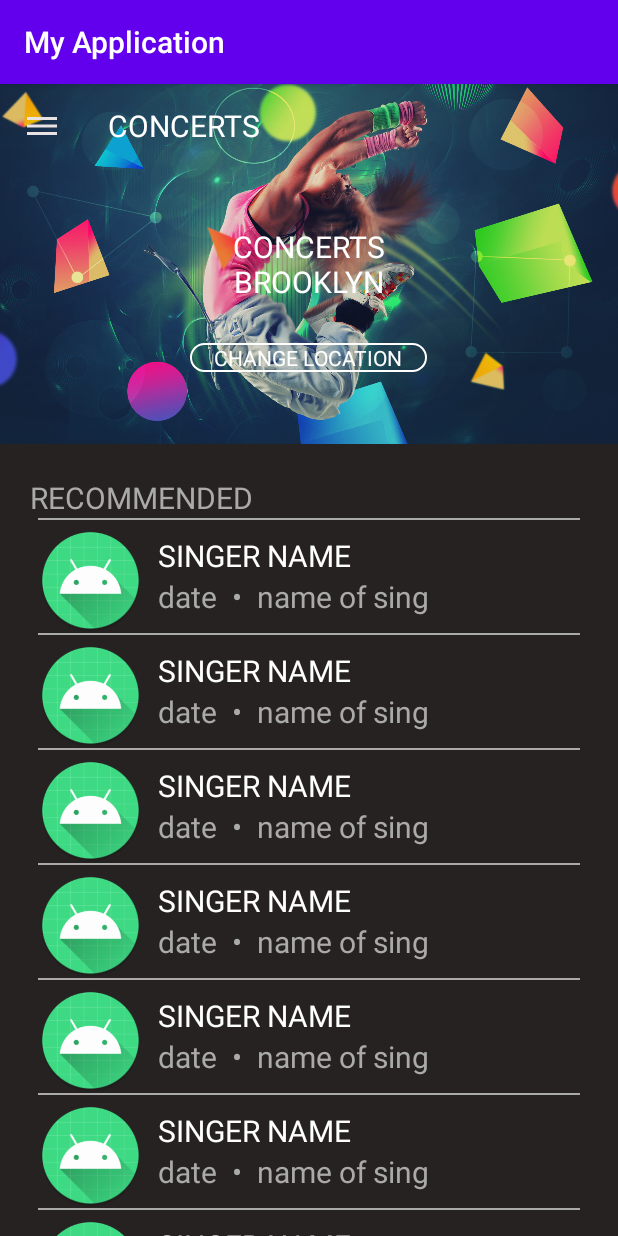
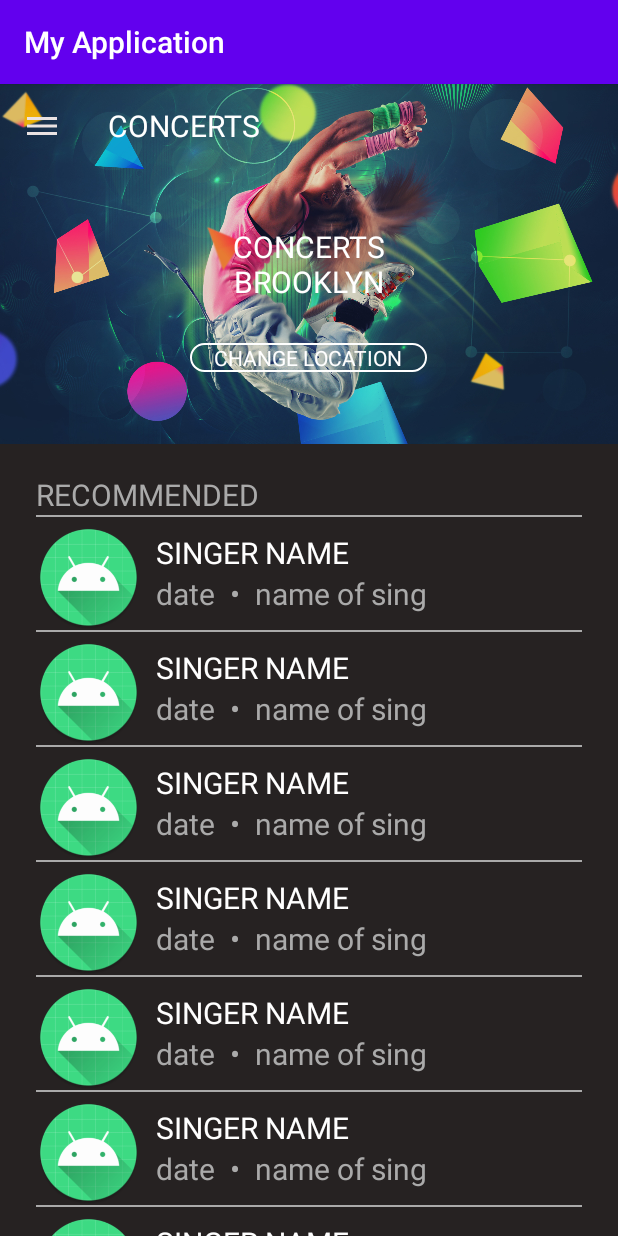
Before and after one commit to Mrsananabos/AndroidLessons, an Android app: the screen it shows after launch (MainActivity), on a phone screen of 412 x 824 dp. Run offline under Robolectric (Android 15) with nearby library versions, the phone set to English and light mode, and no system bars.

Commit message:
set sizes moslty div by 8

```diff
--- a/app/src/main/res/layout/activity_main.xml
+++ b/app/src/main/res/layout/activity_main.xml
@@ -47,10 +47,10 @@
             android:layout_marginBottom="48dp"
             android:background="@drawable/rectangle_background"
             android:gravity="center"
+            android:paddingStart="16dp"
+            android:paddingEnd="16dp"
             android:text="@string/change_location"
             android:textColor="@android:color/white"
-            android:paddingStart="16dp"
-            android:paddingEnd="16dp"
             android:textSize="14sp" />
 
     </FrameLayout>
@@ -59,10 +59,8 @@
         android:layout_width="match_parent"
         android:layout_height="wrap_content"
         android:background="@color/colorPrimaryGrey"
-        android:paddingHorizontal="25dp"
-        android:paddingStart="20dp"
-        android:paddingLeft="20dp"
-        android:paddingTop="22dp"
+        android:paddingHorizontal="24dp"
+        android:paddingTop="20dp"
         android:text="@string/recommended_bar_text"
         android:textColor="@android:color/darker_gray"
         android:textSize="20sp" />
@@ -76,7 +74,7 @@
             android:layout_height="wrap_content"
             android:background="@color/colorPrimaryGrey"
             android:orientation="vertical"
-            android:paddingHorizontal="25dp">
+            android:paddingHorizontal="24dp">
 
             <include layout="@layout/music_item" />
 
```
